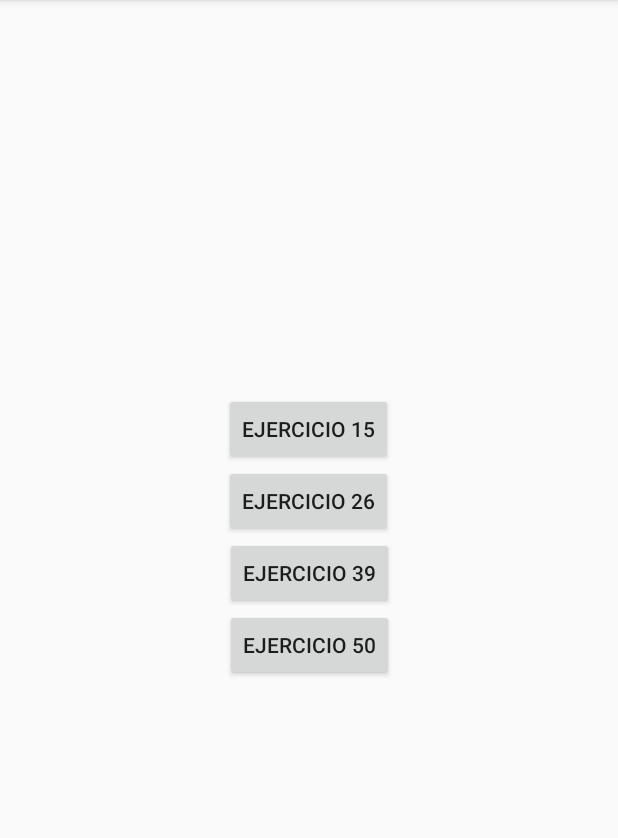
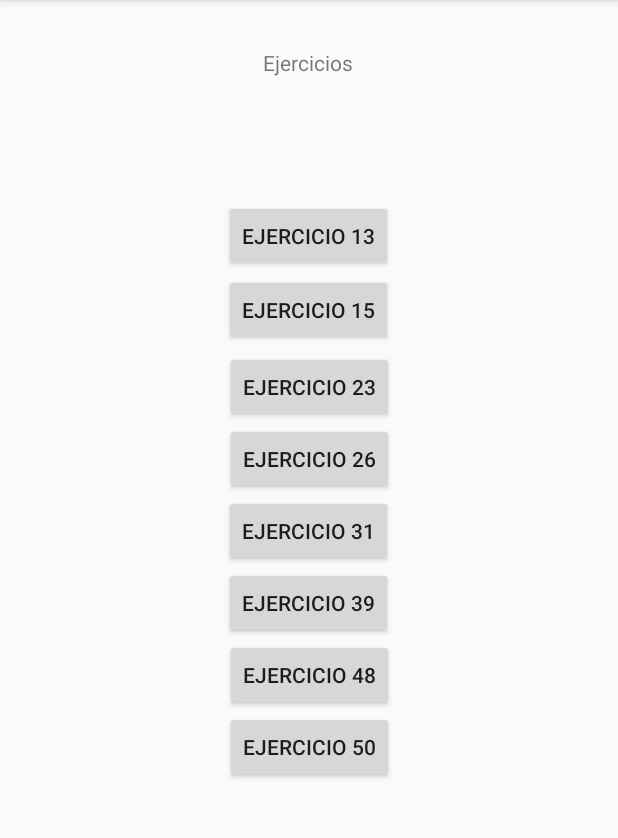
Before and after one commit to kaxer1/Android_MiniPro, an Android app: the screen it shows after launch (MainActivity), on a phone screen of 412 x 824 dp, the part 84-922 px from its top. Run offline under Robolectric (Android 15) with nearby library versions, the phone set to English and light mode, and no system bars.

Commit message:
ejercicio 13 y 23

```diff
--- a/app/src/main/AndroidManifest.xml
+++ b/app/src/main/AndroidManifest.xml
@@ -12,7 +12,8 @@
         android:roundIcon="@mipmap/ic_launcher_round"
         android:supportsRtl="true"
         android:theme="@style/AppTheme">
-        <activity android:name=".cincuenta"></activity>
+        <activity android:name=".trece"></activity>
+        <activity android:name=".cincuenta" />
         <activity android:name=".treintaYNueve" />
         <activity android:name=".venteYseis" />
         <activity android:name=".ejercicio15" />
--- a/app/src/main/res/layout/activity_main.xml
+++ b/app/src/main/res/layout/activity_main.xml
@@ -17,7 +17,7 @@
         app:layout_constraintHorizontal_bias="0.498"
         app:layout_constraintStart_toStartOf="parent"
         app:layout_constraintTop_toTopOf="parent"
-        app:layout_constraintVertical_bias="0.364" />
+        app:layout_constraintVertical_bias="0.254" />
 
     <Button
         android:id="@+id/button"
@@ -26,9 +26,9 @@
         android:onClick="VenteYSeis"
         android:text="Ejercicio 26"
         app:layout_constraintEnd_toEndOf="parent"
-        app:layout_constraintHorizontal_bias="0.498"
+        app:layout_constraintHorizontal_bias="0.501"
         app:layout_constraintStart_toStartOf="parent"
-        app:layout_constraintTop_toBottomOf="@+id/btnQuince" />
+        app:layout_constraintTop_toBottomOf="@+id/button8" />
 
     <Button
         android:id="@+id/button2"
@@ -37,8 +37,9 @@
         android:onClick="TreintaYNueve"
         android:text="Ejercicio 39"
         app:layout_constraintEnd_toEndOf="parent"
+        app:layout_constraintHorizontal_bias="0.498"
         app:layout_constraintStart_toStartOf="parent"
-        app:layout_constraintTop_toBottomOf="@+id/button" />
+        app:layout_constraintTop_toBottomOf="@+id/button9" />
 
     <Button
         android:id="@+id/button3"
@@ -47,6 +48,66 @@
         android:onClick="Cincuenta"
         android:text="Ejercicio 50"
         app:layout_constraintEnd_toEndOf="parent"
+        app:layout_constraintHorizontal_bias="0.501"
+        app:layout_constraintStart_toStartOf="parent"
+        app:layout_constraintTop_toBottomOf="@+id/button10" />
+
+    <Button
+        android:id="@+id/button7"
+        android:layout_width="wrap_content"
+        android:layout_height="wrap_content"
+        android:onClick="trece"
+        android:text="Ejercicio 13"
+        app:layout_constraintBottom_toBottomOf="parent"
+        app:layout_constraintEnd_toEndOf="parent"
+        app:layout_constraintHorizontal_bias="0.498"
+        app:layout_constraintStart_toStartOf="parent"
+        app:layout_constraintTop_toTopOf="parent"
+        app:layout_constraintVertical_bias="0.185" />
+
+    <TextView
+        android:id="@+id/textView2"
+        android:layout_width="wrap_content"
+        android:layout_height="wrap_content"
+        android:text="Ejercicios"
+        app:layout_constraintBottom_toTopOf="@+id/button7"
+        app:layout_constraintEnd_toEndOf="parent"
+        app:layout_constraintHorizontal_bias="0.498"
+        app:layout_constraintStart_toStartOf="parent"
+        app:layout_constraintTop_toTopOf="parent"
+        app:layout_constraintVertical_bias="0.28" />
+
+    <Button
+        android:id="@+id/button8"
+        android:layout_width="wrap_content"
+        android:layout_height="wrap_content"
+        android:onClick="veinteYtres"
+        android:text="Ejercicio 23"
+        app:layout_constraintBottom_toBottomOf="parent"
+        app:layout_constraintEnd_toEndOf="parent"
+        app:layout_constraintHorizontal_bias="0.501"
+        app:layout_constraintStart_toStartOf="parent"
+        app:layout_constraintTop_toTopOf="parent"
+        app:layout_constraintVertical_bias="0.325" />
+
+    <Button
+        android:id="@+id/button9"
+        android:layout_width="wrap_content"
+        android:layout_height="wrap_content"
+        android:text="Ejercicio 31"
+        app:layout_constraintBottom_toBottomOf="parent"
+        app:layout_constraintEnd_toEndOf="parent"
+        app:layout_constraintHorizontal_bias="0.498"
+        app:layout_constraintStart_toStartOf="parent"
+        app:layout_constraintTop_toBottomOf="@+id/button"
+        app:layout_constraintVertical_bias="0.0" />
+
+    <Button
+        android:id="@+id/button10"
+        android:layout_width="wrap_content"
+        android:layout_height="wrap_content"
+        android:text="Ejercicio 48"
+        app:layout_constraintEnd_toEndOf="parent"
         app:layout_constraintStart_toStartOf="parent"
         app:layout_constraintTop_toBottomOf="@+id/button2" />
 </androidx.constraintlayout.widget.ConstraintLayout>
--- a/app/src/main/res/layout/activity_treinta_ynueve.xml
+++ b/app/src/main/res/layout/activity_treinta_ynueve.xml
@@ -1,5 +1,6 @@
 <?xml version="1.0" encoding="utf-8"?>
-<androidx.constraintlayout.widget.ConstraintLayout xmlns:android="http://schemas.android.com/apk/res/android"
+<androidx.constraintlayout.widget.ConstraintLayout
+    xmlns:android="http://schemas.android.com/apk/res/android"
     xmlns:app="http://schemas.android.com/apk/res-auto"
     xmlns:tools="http://schemas.android.com/tools"
     android:id="@+id/layout1"
```
Also changed, not shown: app/src/main/java/com/example/android_minipro/MainActivity.java (+10 -0 lines), app/src/main/java/com/example/android_minipro/trece.java (added, +60 -0 lines), app/src/main/java/com/example/android_minipro/veinteYtres.java (added, +29 -0 lines), app/src/main/java/com/example/sharedpreferences/MainActivity.java (added, +64 -0 lines), app/src/main/res/layout/activity_trece.xml (added, +99 -0 lines), app/src/main/res/layout/activity_veinte_y_tres.xml (added, +45 -0 lines), 4 other files.
